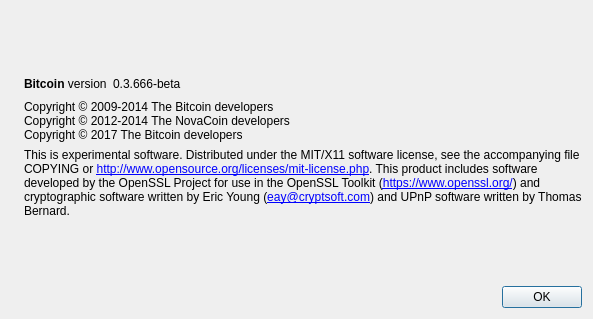
Old version of the form src/qt/forms/aboutdialog.ui in the repository blockxplorer/blockxplorer.
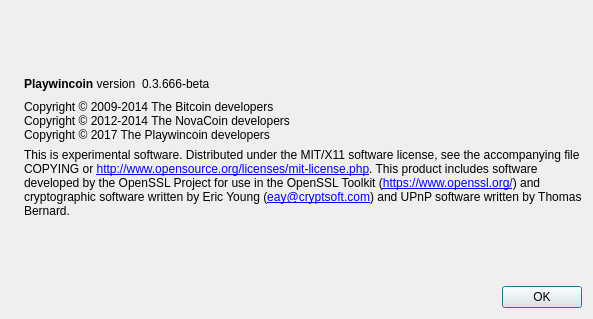
New version of the form. Icons and pictures are not drawn.

```diff
--- a/src/qt/forms/aboutdialog.ui
+++ b/src/qt/forms/aboutdialog.ui
@@ -50,7 +50,7 @@
           <cursorShape>IBeamCursor</cursorShape>
          </property>
          <property name="text">
-          <string>&lt;b&gt;Bitcoin&lt;/b&gt; version</string>
+          <string>&lt;b&gt;Playwincoin&lt;/b&gt; version</string>
          </property>
          <property name="textInteractionFlags">
           <set>Qt::LinksAccessibleByMouse|Qt::TextSelectableByKeyboard|Qt::TextSelectableByMouse</set>
@@ -93,7 +93,7 @@
        <property name="text">
         <string>Copyright © 2009-2014 The Bitcoin developers
 Copyright © 2012-2014 The NovaCoin developers
-Copyright © 2017 The Bitcoin developers</string>
+Copyright © 2017 The Playwincoin developers</string>
        </property>
        <property name="textInteractionFlags">
         <set>Qt::LinksAccessibleByMouse|Qt::TextSelectableByKeyboard|Qt::TextSelectableByMouse</set>
```
Left out of the diff: 2 changed lines with no effect on the pictures.
